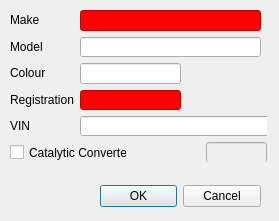
Above: main_program/gui_interface_designs/vehicle_dialog_design.ui from yimenhfeifei/josm-invoice before the change. Below: the same form after it.
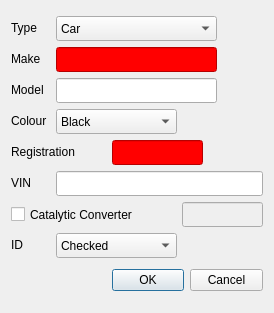
That is the form after the change. Custom widgets are drawn as their Qt base class.

Commit message: Updated vehicle dialog and removed old file.

Patch:
```diff
--- a/main_program/gui_interface_designs/vehicle_dialog_design.ui
+++ b/main_program/gui_interface_designs/vehicle_dialog_design.ui
@@ -6,240 +6,416 @@
    <rect>
     <x>0</x>
     <y>0</y>
-    <width>279</width>
-    <height>221</height>
+    <width>274</width>
+    <height>313</height>
    </rect>
   </property>
   <property name="windowTitle">
    <string>Dialog</string>
   </property>
-  <widget class="QDialogButtonBox" name="vehicleDialogButtonbox">
-   <property name="geometry">
-    <rect>
-     <x>100</x>
-     <y>180</y>
-     <width>161</width>
-     <height>32</height>
-    </rect>
-   </property>
-   <property name="orientation">
-    <enum>Qt::Horizontal</enum>
-   </property>
-   <property name="standardButtons">
-    <set>QDialogButtonBox::Cancel|QDialogButtonBox::Ok</set>
-   </property>
-  </widget>
-  <widget class="QWidget" name="layoutWidget">
-   <property name="geometry">
-    <rect>
-     <x>10</x>
-     <y>10</y>
-     <width>257</width>
-     <height>152</height>
-    </rect>
-   </property>
+  <property name="styleSheet">
+   <string notr="true"/>
+  </property>
+  <layout class="QVBoxLayout" name="verticalLayout">
+   <item>
    <layout class="QGridLayout" name="gridLayout">
     <item row="0" column="0">
-     <widget class="QLabel" name="label_8">
-      <property name="sizePolicy">
-       <sizepolicy hsizetype="Maximum" vsizetype="Maximum">
-        <horstretch>0</horstretch>
-        <verstretch>0</verstretch>
-       </sizepolicy>
+      <widget class="QLabel" name="typeLabel">
+       <property name="minimumSize">
+        <size>
+         <width>31</width>
+         <height>16</height>
+        </size>
+       </property>
+       <property name="maximumSize">
+        <size>
+         <width>31</width>
+         <height>16</height>
+        </size>
       </property>
       <property name="text">
-       <string>Make</string>
-      </property>
-      <property name="buddy">
-       <cstring>makeLineEdit</cstring>
+        <string>Type</string>
       </property>
      </widget>
     </item>
-    <item row="0" column="1" colspan="2">
-     <widget class="QLineEdit" name="makeLineEdit">
+     <item row="0" column="1" colspan="3">
+      <widget class="QComboBox" name="typeCombobox">
       <property name="sizePolicy">
-       <sizepolicy hsizetype="Maximum" vsizetype="Maximum">
+        <sizepolicy hsizetype="Preferred" vsizetype="Preferred">
         <horstretch>0</horstretch>
         <verstretch>0</verstretch>
        </sizepolicy>
       </property>
       <property name="minimumSize">
        <size>
-        <width>181</width>
-        <height>0</height>
+         <width>161</width>
+         <height>25</height>
        </size>
       </property>
       <property name="maximumSize">
        <size>
-        <width>181</width>
-        <height>16777215</height>
-       </size>
-      </property>
-      <property name="styleSheet">
-       <string notr="true">QLineEdit {background-color: red;}</string>
-      </property>
+         <width>161</width>
+         <height>25</height>
+        </size>
+       </property>
+       <item>
+        <property name="text">
+         <string>Car</string>
+        </property>
+       </item>
+       <item>
+        <property name="text">
+         <string>Van</string>
+        </property>
+       </item>
+       <item>
+        <property name="text">
+         <string>Bike</string>
+        </property>
+       </item>
+       <item>
+        <property name="text">
+         <string>Banger</string>
+        </property>
+       </item>
+       <item>
+        <property name="text">
+         <string>Shell</string>
+        </property>
+       </item>
      </widget>
     </item>
     <item row="1" column="0">
      <widget class="QLabel" name="label_9">
       <property name="sizePolicy">
-       <sizepolicy hsizetype="Maximum" vsizetype="Maximum">
+        <sizepolicy hsizetype="Preferred" vsizetype="Preferred">
         <horstretch>0</horstretch>
         <verstretch>0</verstretch>
        </sizepolicy>
       </property>
+       <property name="minimumSize">
+        <size>
+         <width>32</width>
+         <height>16</height>
+        </size>
+       </property>
+       <property name="maximumSize">
+        <size>
+         <width>32</width>
+         <height>16</height>
+        </size>
+       </property>
       <property name="text">
-       <string>Model</string>
-      </property>
-      <property name="buddy">
-       <cstring>modelLineEdit</cstring>
+        <string>Make</string>
       </property>
      </widget>
     </item>
-    <item row="1" column="1" colspan="2">
-     <widget class="QLineEdit" name="modelLineEdit">
+     <item row="1" column="1" colspan="3">
+      <widget class="ValidatingLineEdit" name="makeLineEdit">
       <property name="sizePolicy">
-       <sizepolicy hsizetype="Maximum" vsizetype="Maximum">
+        <sizepolicy hsizetype="Preferred" vsizetype="Preferred">
         <horstretch>0</horstretch>
         <verstretch>0</verstretch>
        </sizepolicy>
       </property>
       <property name="minimumSize">
        <size>
-        <width>181</width>
-        <height>0</height>
+         <width>161</width>
+         <height>25</height>
        </size>
       </property>
       <property name="maximumSize">
        <size>
-        <width>181</width>
-        <height>16777215</height>
-       </size>
-      </property>
+         <width>161</width>
+         <height>25</height>
+        </size>
+       </property>
+       <property name="toolTip">
+        <string>Custom Line Edit</string>
+       </property>
+       <property name="whatsThis">
+        <string>The analog clock widget displays the current time.</string>
+       </property>
+       <property name="styleSheet">
+        <string notr="true">QLineEdit {background-color: red;}</string>
+       </property>
      </widget>
     </item>
     <item row="2" column="0">
      <widget class="QLabel" name="label_10">
       <property name="sizePolicy">
-       <sizepolicy hsizetype="Maximum" vsizetype="Maximum">
+        <sizepolicy hsizetype="Preferred" vsizetype="Preferred">
         <horstretch>0</horstretch>
         <verstretch>0</verstretch>
        </sizepolicy>
       </property>
+       <property name="minimumSize">
+        <size>
+         <width>36</width>
+         <height>16</height>
+        </size>
+       </property>
+       <property name="maximumSize">
+        <size>
+         <width>36</width>
+         <height>16</height>
+        </size>
+       </property>
       <property name="text">
-       <string>Colour</string>
-      </property>
-      <property name="buddy">
-       <cstring>colourLineEdit</cstring>
+        <string>Model</string>
       </property>
      </widget>
     </item>
-    <item row="2" column="1" colspan="2">
-     <widget class="QLineEdit" name="colourLineEdit">
+     <item row="2" column="1" colspan="3">
+      <widget class="ValidatingLineEdit" name="modelLineEdit">
       <property name="sizePolicy">
-       <sizepolicy hsizetype="Maximum" vsizetype="Maximum">
+        <sizepolicy hsizetype="Preferred" vsizetype="Preferred">
         <horstretch>0</horstretch>
         <verstretch>0</verstretch>
        </sizepolicy>
       </property>
       <property name="minimumSize">
        <size>
-        <width>101</width>
-        <height>0</height>
+         <width>161</width>
+         <height>25</height>
        </size>
       </property>
       <property name="maximumSize">
        <size>
-        <width>101</width>
-        <height>16777215</height>
-       </size>
-      </property>
+         <width>161</width>
+         <height>25</height>
+        </size>
+       </property>
+       <property name="toolTip">
+        <string>Custom Line Edit</string>
+       </property>
+       <property name="whatsThis">
+        <string>The analog clock widget displays the current time.</string>
+       </property>
      </widget>
     </item>
     <item row="3" column="0">
      <widget class="QLabel" name="label_11">
       <property name="sizePolicy">
-       <sizepolicy hsizetype="Maximum" vsizetype="Maximum">
+        <sizepolicy hsizetype="Preferred" vsizetype="Preferred">
         <horstretch>0</horstretch>
         <verstretch>0</verstretch>
        </sizepolicy>
+       </property>
+       <property name="minimumSize">
+        <size>
+         <width>39</width>
+         <height>16</height>
+        </size>
+       </property>
+       <property name="maximumSize">
+        <size>
+         <width>39</width>
+         <height>16</height>
+        </size>
+       </property>
+       <property name="text">
+        <string>Colour</string>
+       </property>
+      </widget>
+     </item>
+     <item row="3" column="1" colspan="3">
+      <widget class="QComboBox" name="colourCombobox">
+       <property name="sizePolicy">
+        <sizepolicy hsizetype="Preferred" vsizetype="Preferred">
+         <horstretch>0</horstretch>
+         <verstretch>0</verstretch>
+        </sizepolicy>
+       </property>
+       <property name="minimumSize">
+        <size>
+         <width>121</width>
+         <height>25</height>
+        </size>
+       </property>
+       <property name="maximumSize">
+        <size>
+         <width>121</width>
+         <height>25</height>
+        </size>
+       </property>
+       <item>
+        <property name="text">
+         <string>Black</string>
+        </property>
+       </item>
+       <item>
+        <property name="text">
+         <string>Blue</string>
+        </property>
+       </item>
+       <item>
+        <property name="text">
+         <string>Green</string>
+        </property>
+       </item>
+       <item>
+        <property name="text">
+         <string>Grey</string>
+        </property>
+       </item>
+       <item>
+        <property name="text">
+         <string>Yellow</string>
+        </property>
+       </item>
+       <item>
+        <property name="text">
+         <string>Purple</string>
+        </property>
+       </item>
+       <item>
+        <property name="text">
+         <string>White</string>
+        </property>
+       </item>
+       <item>
+        <property name="text">
+         <string>Red</string>
+        </property>
+       </item>
+       <item>
+        <property name="text">
+         <string>Orange</string>
+        </property>
+       </item>
+       <item>
+        <property name="text">
+         <string>Brown</string>
+        </property>
+       </item>
+       <item>
+        <property name="text">
+         <string>Pink</string>
+        </property>
+       </item>
+      </widget>
+     </item>
+     <item row="4" column="0" colspan="2">
+      <widget class="QLabel" name="vehicleRegistrationLabel">
+       <property name="sizePolicy">
+        <sizepolicy hsizetype="Preferred" vsizetype="Preferred">
+         <horstretch>0</horstretch>
+         <verstretch>0</verstretch>
+        </sizepolicy>
+       </property>
+       <property name="minimumSize">
+        <size>
+         <width>71</width>
+         <height>16</height>
+        </size>
+       </property>
+       <property name="maximumSize">
+        <size>
+         <width>71</width>
+         <height>16</height>
+        </size>
       </property>
       <property name="text">
        <string>Registration</string>
       </property>
-      <property name="buddy">
-       <cstring>registrationLineEdit</cstring>
-      </property>
-     </widget>
-    </item>
-    <item row="3" column="1" colspan="2">
-     <widget class="QLineEdit" name="registrationLineEdit">
+      </widget>
+     </item>
+     <item row="4" column="2" colspan="2">
+      <widget class="ValidatingLineEdit" name="vehicleRegistrationLineEdit">
       <property name="sizePolicy">
-       <sizepolicy hsizetype="Maximum" vsizetype="Maximum">
+        <sizepolicy hsizetype="Preferred" vsizetype="Preferred">
         <horstretch>0</horstretch>
         <verstretch>0</verstretch>
        </sizepolicy>
       </property>
       <property name="minimumSize">
        <size>
-        <width>101</width>
-        <height>0</height>
+         <width>91</width>
+         <height>25</height>
        </size>
       </property>
       <property name="maximumSize">
        <size>
-        <width>101</width>
-        <height>20</height>
-       </size>
-      </property>
+         <width>91</width>
+         <height>25</height>
+        </size>
+       </property>
+       <property name="toolTip">
+        <string>Custom Line Edit</string>
+       </property>
+       <property name="whatsThis">
+        <string>The analog clock widget displays the current time.</string>
+       </property>
       <property name="styleSheet">
        <string notr="true">QLineEdit {background-color: red;}</string>
       </property>
-     </widget>
-    </item>
-    <item row="4" column="0">
-     <widget class="QLabel" name="label">
+       <property name="regexString" stdset="0">
+        <string>VehicleRegistration</string>
+       </property>
+      </widget>
+     </item>
+     <item row="5" column="0">
+      <widget class="QLabel" name="vinLabel">
+       <property name="maximumSize">
+        <size>
+         <width>21</width>
+         <height>16</height>
+        </size>
+       </property>
       <property name="text">
        <string>VIN</string>
       </property>
-      <property name="buddy">
-       <cstring>vinLineEdit</cstring>
-      </property>
-     </widget>
-    </item>
-    <item row="4" column="1" colspan="2">
-     <widget class="QLineEdit" name="vinLineEdit">
+      </widget>
+     </item>
+     <item row="5" column="1" colspan="3">
+      <widget class="ValidatingLineEdit" name="vinLineEdit">
+       <property name="sizePolicy">
+        <sizepolicy hsizetype="Preferred" vsizetype="Preferred">
+         <horstretch>0</horstretch>
+         <verstretch>0</verstretch>
+        </sizepolicy>
+       </property>
       <property name="minimumSize">
        <size>
-        <width>191</width>
-        <height>0</height>
+         <width>0</width>
+         <height>25</height>
        </size>
       </property>
       <property name="maximumSize">
        <size>
-        <width>191</width>
-        <height>16777215</height>
-       </size>
-      </property>
-     </widget>
-    </item>
-    <item row="5" column="0" colspan="2">
+         <width>211</width>
+         <height>25</height>
+        </size>
+       </property>
+       <property name="toolTip">
+        <string>Custom Line Edit</string>
+       </property>
+       <property name="whatsThis">
+        <string>The analog clock widget displays the current time.</string>
+       </property>
+       <property name="regexString" stdset="0">
+        <string/>
+       </property>
+      </widget>
+     </item>
+     <item row="6" column="0" colspan="3">
      <widget class="QCheckBox" name="catalyticCheckbox">
       <property name="sizePolicy">
-       <sizepolicy hsizetype="Maximum" vsizetype="Maximum">
+        <sizepolicy hsizetype="Preferred" vsizetype="Preferred">
         <horstretch>0</horstretch>
         <verstretch>0</verstretch>
        </sizepolicy>
       </property>
       <property name="minimumSize">
        <size>
-        <width>117</width>
+         <width>141</width>
         <height>17</height>
        </size>
       </property>
       <property name="maximumSize">
        <size>
-        <width>117</width>
+         <width>141</width>
         <height>17</height>
        </size>
       </property>
@@ -248,34 +424,130 @@
       </property>
      </widget>
     </item>
-    <item row="5" column="2">
-     <widget class="QLineEdit" name="catalyticLineEdit">
+     <item row="6" column="3">
+      <widget class="ValidatingLineEdit" name="catalyticLineEdit">
       <property name="enabled">
        <bool>false</bool>
       </property>
       <property name="sizePolicy">
-       <sizepolicy hsizetype="Maximum" vsizetype="Maximum">
+        <sizepolicy hsizetype="Preferred" vsizetype="Preferred">
         <horstretch>0</horstretch>
         <verstretch>0</verstretch>
        </sizepolicy>
       </property>
       <property name="minimumSize">
        <size>
-        <width>61</width>
-        <height>0</height>
+         <width>81</width>
+         <height>25</height>
        </size>
       </property>
       <property name="maximumSize">
        <size>
-        <width>61</width>
-        <height>16777215</height>
-       </size>
-      </property>
-     </widget>
-    </item>
-   </layout>
-  </widget>
- </widget>
+         <width>81</width>
+         <height>25</height>
+        </size>
+       </property>
+       <property name="toolTip">
+        <string>Custom Line Edit</string>
+       </property>
+       <property name="whatsThis">
+        <string>The analog clock widget displays the current time.</string>
+       </property>
+       <property name="regexString" stdset="0">
+        <string>Value</string>
+       </property>
+      </widget>
+     </item>
+     <item row="7" column="0">
+      <widget class="QLabel" name="idLabel">
+       <property name="minimumSize">
+        <size>
+         <width>16</width>
+         <height>16</height>
+        </size>
+       </property>
+       <property name="maximumSize">
+        <size>
+         <width>16</width>
+         <height>16</height>
+        </size>
+       </property>
+       <property name="text">
+        <string>ID</string>
+       </property>
+      </widget>
+     </item>
+     <item row="7" column="1" colspan="3">
+      <widget class="QComboBox" name="idCombobox">
+       <property name="sizePolicy">
+        <sizepolicy hsizetype="Preferred" vsizetype="Preferred">
+         <horstretch>0</horstretch>
+         <verstretch>0</verstretch>
+        </sizepolicy>
+       </property>
+       <property name="minimumSize">
+        <size>
+         <width>121</width>
+         <height>25</height>
+        </size>
+       </property>
+       <property name="maximumSize">
+        <size>
+         <width>121</width>
+         <height>25</height>
+        </size>
+       </property>
+       <item>
+        <property name="text">
+         <string>Checked</string>
+        </property>
+       </item>
+       <item>
+        <property name="text">
+         <string>Known</string>
+        </property>
+       </item>
+      </widget>
+     </item>
+     <item row="8" column="2" colspan="2">
+      <widget class="QDialogButtonBox" name="vehicleDialogButtonbox">
+       <property name="sizePolicy">
+        <sizepolicy hsizetype="Preferred" vsizetype="Preferred">
+         <horstretch>0</horstretch>
+         <verstretch>0</verstretch>
+        </sizepolicy>
+       </property>
+       <property name="minimumSize">
+        <size>
+         <width>151</width>
+         <height>33</height>
+        </size>
+       </property>
+       <property name="maximumSize">
+        <size>
+         <width>151</width>
+         <height>33</height>
+        </size>
+       </property>
+       <property name="orientation">
+        <enum>Qt::Horizontal</enum>
+       </property>
+       <property name="standardButtons">
+        <set>QDialogButtonBox::Cancel|QDialogButtonBox::Ok</set>
+       </property>
+      </widget>
+     </item>
+    </layout>
+   </item>
+  </layout>
+ </widget>
+ <customwidgets>
+  <customwidget>
+   <class>ValidatingLineEdit</class>
+   <extends>QLineEdit</extends>
+   <header>custom_widgets.validatingLineEdit</header>
+  </customwidget>
+ </customwidgets>
  <resources/>
  <connections>
   <connection>
```
Left out of the diff: 18 changed lines with no effect on the pictures. Lines whose indentation alone changed are shown as unchanged. The commit also changes 2 other files.
